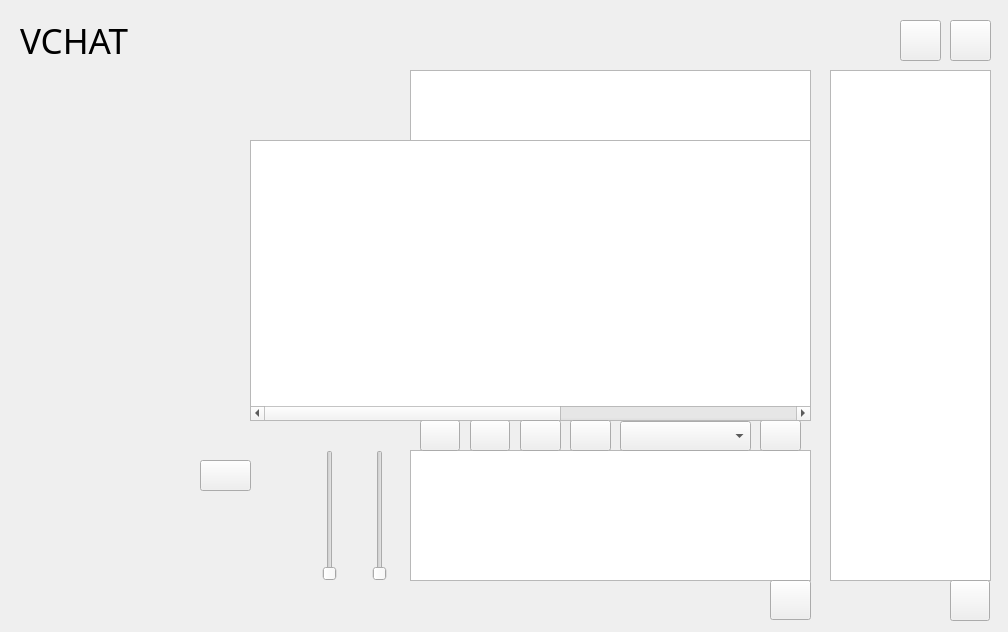
Above: mainwindow.ui from jammgit/Chat before the change. Below: the same form after it.
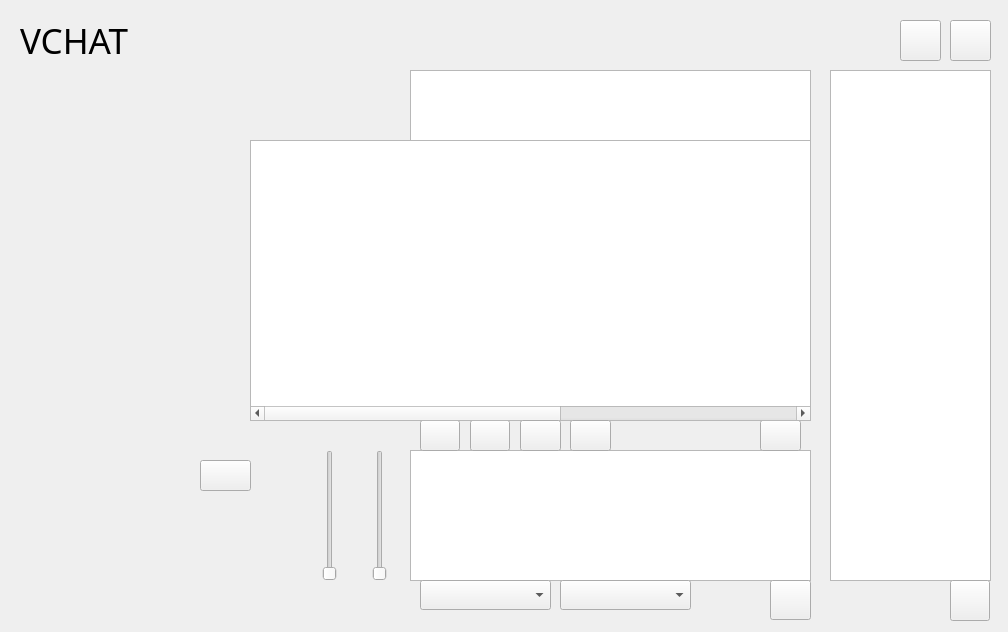
That is the form after the change. Icons and pictures are not drawn. Custom widgets are drawn as their Qt base class.

What changed in the file:
```diff
--- a/mainwindow.ui
+++ b/mainwindow.ui
@@ -536,8 +536,24 @@
    <widget class="QComboBox" name="COMBO_DOWN_FILE_LIST">
     <property name="geometry">
      <rect>
-      <x>620</x>
-      <y>421</y>
+      <x>420</x>
+      <y>580</y>
+      <width>131</width>
+      <height>30</height>
+     </rect>
+    </property>
+    <property name="acceptDrops">
+     <bool>false</bool>
+    </property>
+    <property name="autoFillBackground">
+     <bool>false</bool>
+    </property>
+   </widget>
+   <widget class="QComboBox" name="COMBO_HAD_DOWN_FILE_LIST">
+    <property name="geometry">
+     <rect>
+      <x>560</x>
+      <y>580</y>
       <width>131</width>
       <height>30</height>
      </rect>
```
